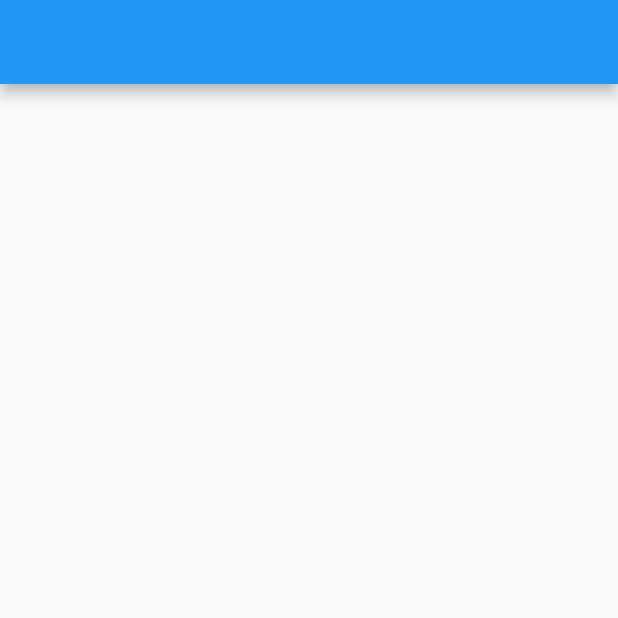
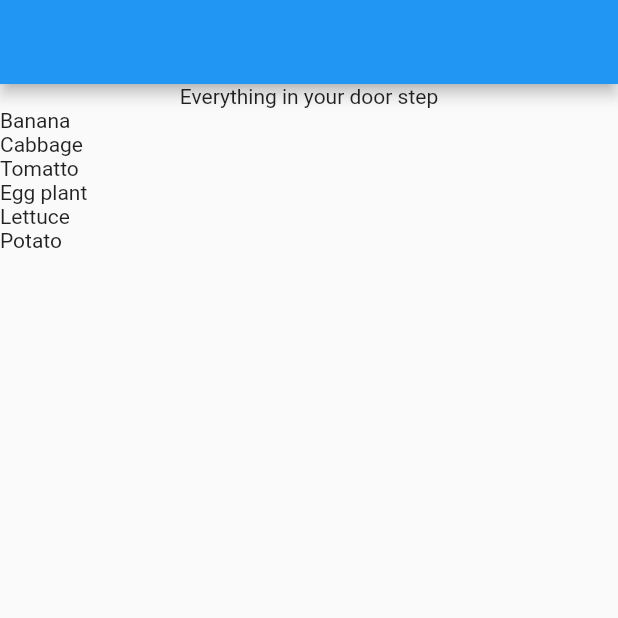
Before and after one commit to serifselim/greengrocer_app, a Flutter app: the screen it shows after launch, on a phone screen of 412 x 824 dp, the top half of it. Run offline on Flutter 3.47's test engine with Material 2 defaults, Android fonts, the phone set to English and light mode, and no system bars.

Commit message:
getted item from json

```diff
--- a/assets/data/items.json
+++ b/assets/data/items.json
@@ -10,31 +10,31 @@
         "name": "Cabbage",
         "price" : "0.82",
         "weight": "by weight $0.82kg",
-        "image" : "assets/images/banana.png"
+        "image" : "assets/images/cabbage.png"
       },
       {
         "name": "Tomatto",
         "price" : "1.23",
         "weight": "by weight $1.23kg",
-        "image" : "assets/images/banana.png"
+        "image" : "assets/images/tomatto.png"
       },
       {
         "name": "Egg plant",
         "price" : "0.82",
         "weight": "by weight $0.82kg",
-        "image" : "assets/images/banana.png"
+        "image" : "assets/images/egg-plant.png"
       },
       {
         "name": "Lettuce",
         "price" : "1.26",
         "weight": "by weight $1.26kg",
-        "image" : "assets/images/banana.png"
+        "image" : "assets/images/lettuce.png"
       },
       {
         "name": "Potato",
         "price" : "1.17",
         "weight": "by weight $1.17kg",
-        "image" : "assets/images/banana.png"
+        "image" : "assets/images/potato.png"
       }
     ]
   }
--- a/lib/main.dart
+++ b/lib/main.dart
@@ -21,7 +21,7 @@ class GreenGrocerApp extends StatelessWidget {
       title: 'Material App',
       initialRoute: '/',
       routes: {
-        '/' : (context) => HomePage(),
+        '/' : (context) => HomePage(context),
         '/detail' : (context) => DetailPage(),
         '/basket' : (context) => BasketPage()
       },
--- a/lib/views/home/home_page.dart
+++ b/lib/views/home/home_page.dart
@@ -3,32 +3,52 @@ import 'package:greengrocer_app/provider/product_modal.dart';
 import 'package:provider/provider.dart';
 
 class HomePage extends StatefulWidget {
-  const HomePage({Key? key}) : super(key: key);
+  BuildContext context;
+
+  HomePage(this.context, {Key? key}) : super(key: key);
 
   @override
   _HomePageState createState() => _HomePageState();
 }
 
 class _HomePageState extends State<HomePage> {
+
+  @override
+  void initState() {
+    super.initState();
+    getProducts();
+  }
+
+  void getProducts() async {
+    await Provider.of<ProductModal>(widget.context).getProductsFromJson();
+  }
+
   @override
   Widget build(BuildContext context) {
     return Consumer<ProductModal>(
-      builder: (context, product, child) {
+      builder: (context, data, child) {
         return Scaffold(
           appBar: AppBar(),
           body: Container(
-
+            child: Column(
+              children: <Widget>[
+                Text('Everything in your door step'),
+                SizedBox(
+                  height: 200.0,
+                  child: ListView.builder(
+                    itemCount: data.products.length,
+                    itemBuilder: (BuildContext context, int index){
+                      return Container(
+                        child: Text(data.products[index]["name"]),
+                      );
+                    },
+                  ),
+                )
+              ],
+            ),
           ),
-
         );
       },
     );
-
-    // return Scaffold(
-    //   appBar: AppBar(),
-    //   body: FutureBuilder(
-    //       initialData: Provi,
-    //     ),
-    // );
   }
 }
```
Also changed, not shown: lib/provider/product_modal.dart (+7 -10 lines).
